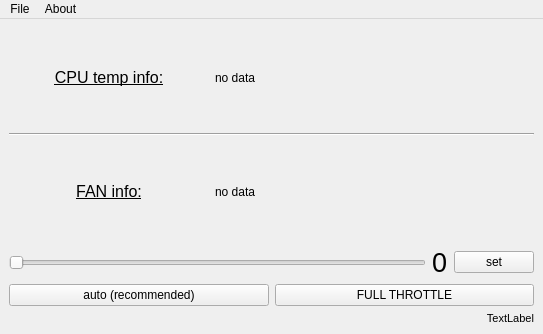
This is src/ui/main.ui in zocker-160/thinkfan-ui as Qt 5 draws it before an edit. The edited form follows.
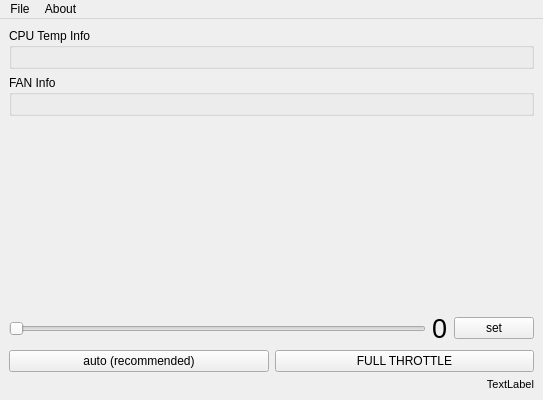
This is the edited form. Icons and pictures are not drawn.

```diff
--- a/src/ui/main.ui
+++ b/src/ui/main.ui
@@ -7,118 +7,53 @@
     <x>0</x>
     <y>0</y>
     <width>543</width>
-    <height>334</height>
+    <height>400</height>
    </rect>
   </property>
   <property name="windowTitle">
    <string>ThinkFan UI</string>
   </property>
   <property name="windowIcon">
-   <iconset theme="thinkfan-ui">
-    <normaloff>.</normaloff>.</iconset>
-  </property>
-  <property name="iconSize">
-   <size>
-    <width>32</width>
-    <height>32</height>
-   </size>
+   <iconset theme="thinkfan-ui"/>
   </property>
   <widget class="QWidget" name="centralwidget">
    <layout class="QVBoxLayout" name="verticalLayout">
     <item>
-     <layout class="QHBoxLayout" name="horizontalLayout_3">
-      <item>
-       <widget class="QLabel" name="label">
-        <property name="minimumSize">
-         <size>
-          <width>200</width>
-          <height>0</height>
-         </size>
-        </property>
-        <property name="font">
-         <font>
-          <pointsize>12</pointsize>
-          <weight>50</weight>
-          <italic>false</italic>
-          <bold>false</bold>
-          <underline>true</underline>
-          <kerning>true</kerning>
-         </font>
-        </property>
-        <property name="text">
-         <string>&lt;html&gt;&lt;head/&gt;&lt;body&gt;&lt;p&gt;CPU temp info:&lt;/p&gt;&lt;/body&gt;&lt;/html&gt;</string>
-        </property>
-        <property name="alignment">
-         <set>Qt::AlignCenter</set>
-        </property>
-       </widget>
-      </item>
-      <item>
-       <widget class="QLabel" name="label_temp">
-        <property name="sizePolicy">
-         <sizepolicy hsizetype="Expanding" vsizetype="Expanding">
-          <horstretch>0</horstretch>
-          <verstretch>0</verstretch>
-         </sizepolicy>
-        </property>
-        <property name="text">
-         <string>no data</string>
-        </property>
-        <property name="margin">
-         <number>5</number>
-        </property>
-       </widget>
-      </item>
-     </layout>
+     <widget class="QGroupBox" name="cpuTempGroup">
+      <property name="title">
+       <string>CPU Temp Info</string>
+      </property>
+      <layout class="QVBoxLayout" name="verticalLayout_2">
+       <item>
+        <layout class="QGridLayout" name="tempGridLayout"/>
+       </item>
+      </layout>
+     </widget>
     </item>
     <item>
-     <widget class="Line" name="line">
+     <widget class="QGroupBox" name="fanInfoGroup">
+      <property name="title">
+       <string>FAN Info</string>
+      </property>
+      <layout class="QVBoxLayout" name="verticalLayout_3">
+       <item>
+        <layout class="QGridLayout" name="fanGridLayout"/>
+       </item>
+      </layout>
+     </widget>
+    </item>
+    <item>
+     <spacer name="verticalSpacer">
       <property name="orientation">
-       <enum>Qt::Horizontal</enum>
+       <enum>Qt::Vertical</enum>
       </property>
-     </widget>
-    </item>
-    <item>
-     <layout class="QHBoxLayout" name="horizontalLayout_4">
-      <item>
-       <widget class="QLabel" name="label_2">
-        <property name="minimumSize">
-         <size>
-          <width>200</width>
-          <height>0</height>
-         </size>
-        </property>
-        <property name="font">
-         <font>
-          <pointsize>12</pointsize>
-          <underline>true</underline>
-         </font>
-        </property>
-        <property name="text">
-         <string>FAN info:</string>
-        </property>
-        <property name="alignment">
-         <set>Qt::AlignCenter</set>
-        </property>
-       </widget>
-      </item>
-      <item>
-       <widget class="QLabel" name="label_fan">
-        <property name="sizePolicy">
-         <sizepolicy hsizetype="Expanding" vsizetype="Expanding">
-          <horstretch>0</horstretch>
-          <verstretch>0</verstretch>
-         </sizepolicy>
-        </property>
-        <property name="text">
-         <string>no data</string>
-        </property>
-        <property name="margin">
-         <number>5</number>
-        </property>
-       </widget>
-      </item>
-     </layout>
+      <property name="sizeHint" stdset="0">
+       <size>
+        <width>20</width>
+        <height>40</height>
+       </size>
+      </property>
+     </spacer>
     </item>
     <item>
      <layout class="QHBoxLayout" name="horizontalLayout">
```
Left out of the diff: 12 changed lines with no effect on the pictures.
